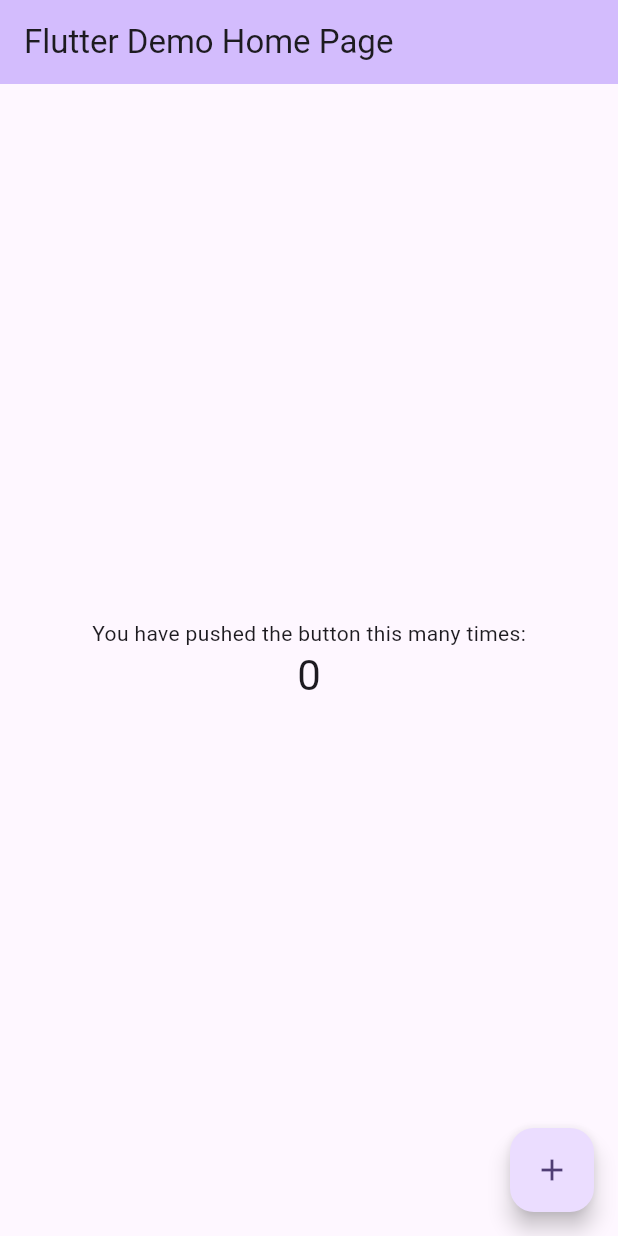
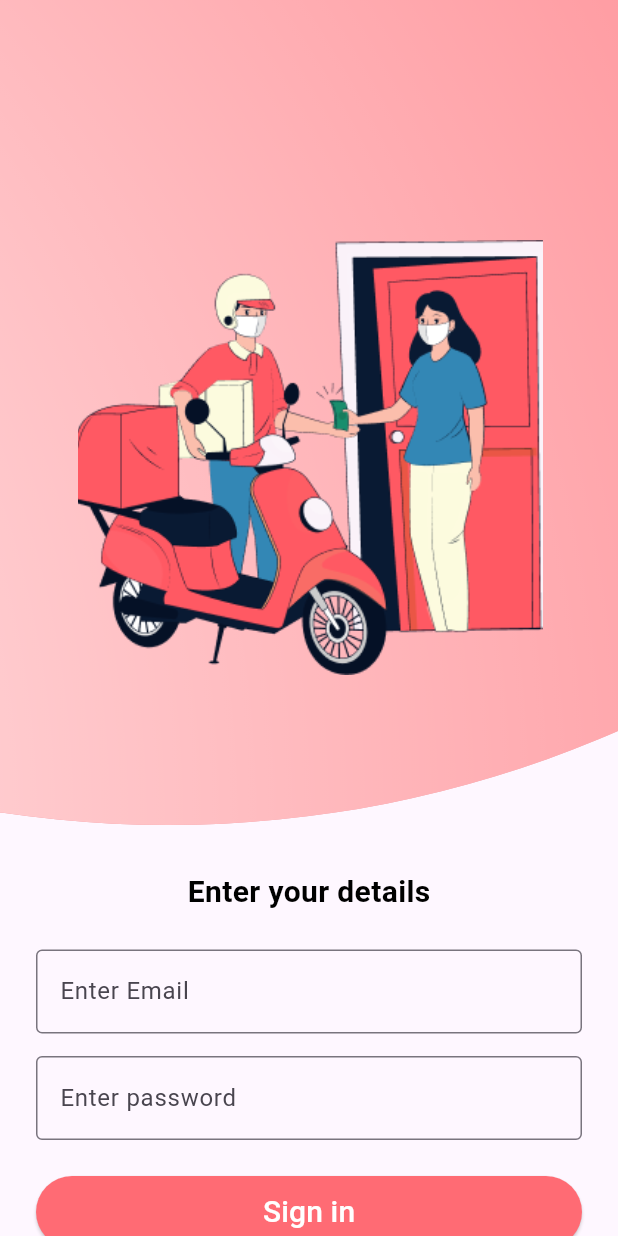
Before and after one commit to hamzanaxeed/Zestup-Rider, a Flutter app: the screen it shows after launch, on a phone screen of 412 x 824 dp. Run offline on Flutter 3.47's test engine with Material 3 defaults, Android fonts, the phone set to English and light mode, and no system bars.

Commit message:
login screen done

```diff
--- /dev/null
+++ b/lib/helpers/Colors.dart
@@ -0,0 +1,5 @@
+import 'package:flutter/material.dart';
+
+class Appcolors{
+  static const Color primaryColor = Color(0x00FF6B74);
+}
--- a/lib/main.dart
+++ b/lib/main.dart
@@ -1,4 +1,5 @@
 import 'package:flutter/material.dart';
+import 'views/login_Screen.dart';
 
 void main() {
   runApp(const MyApp());
@@ -11,112 +12,9 @@ class MyApp extends StatelessWidget {
   @override
   Widget build(BuildContext context) {
     return MaterialApp(
-      title: 'Flutter Demo',
-      theme: ThemeData(
-        // This is the theme of your application.
-        //
-        // TRY THIS: Try running your application with "flutter run". You'll see
-        // the application has a purple toolbar. Then, without quitting the app,
-        // try changing the seedColor in the colorScheme below to Colors.green
-        // and then invoke "hot reload" (save your changes or press the "hot
-        // reload" button in a Flutter-supported IDE, or press "r" if you used
-        // the command line to start the app).
-        //
-        // Notice that the counter didn't reset back to zero; the application
-        // state is not lost during the reload. To reset the state, use hot
-        // restart instead.
-        //
-        // This works for code too, not just values: Most code changes can be
-        // tested with just a hot reload.
-        colorScheme: ColorScheme.fromSeed(seedColor: Colors.deepPurple),
-      ),
-      home: const MyHomePage(title: 'Flutter Demo Home Page'),
+      debugShowCheckedModeBanner: false,
+
+      home: const LoginScreen(),
     );
   }
 }
-
-class MyHomePage extends StatefulWidget {
-  const MyHomePage({super.key, required this.title});
-
-  // This widget is the home page of your application. It is stateful, meaning
-  // that it has a State object (defined below) that contains fields that affect
-  // how it looks.
-
-  // This class is the configuration for the state. It holds the values (in this
-  // case the title) provided by the parent (in this case the App widget) and
-  // used by the build method of the State. Fields in a Widget subclass are
-  // always marked "final".
-
-  final String title;
-
-  @override
-  State<MyHomePage> createState() => _MyHomePageState();
-}
-
-class _MyHomePageState extends State<MyHomePage> {
-  int _counter = 0;
-
-  void _incrementCounter() {
-    setState(() {
-      // This call to setState tells the Flutter framework that something has
-      // changed in this State, which causes it to rerun the build method below
-      // so that the display can reflect the updated values. If we changed
-      // _counter without calling setState(), then the build method would not be
-      // called again, and so nothing would appear to happen.
-      _counter++;
-    });
-  }
-
-  @override
-  Widget build(BuildContext context) {
-    // This method is rerun every time setState is called, for instance as done
-    // by the _incrementCounter method above.
-    //
-    // The Flutter framework has been optimized to make rerunning build methods
-    // fast, so that you can just rebuild anything that needs updating rather
-    // than having to individually change instances of widgets.
-    return Scaffold(
-      appBar: AppBar(
-        // TRY THIS: Try changing the color here to a specific color (to
-        // Colors.amber, perhaps?) and trigger a hot reload to see the AppBar
-        // change color while the other colors stay the same.
-        backgroundColor: Theme.of(context).colorScheme.inversePrimary,
-        // Here we take the value from the MyHomePage object that was created by
-        // the App.build method, and use it to set our appbar title.
-        title: Text(widget.title),
-      ),
-      body: Center(
-        // Center is a layout widget. It takes a single child and positions it
-        // in the middle of the parent.
-        child: Column(
-          // Column is also a layout widget. It takes a list of children and
-          // arranges them vertically. By default, it sizes itself to fit its
-          // children horizontally, and tries to be as tall as its parent.
-          //
-          // Column has various properties to control how it sizes itself and
-          // how it positions its children. Here we use mainAxisAlignment to
-          // center the children vertically; the main axis here is the vertical
-          // axis because Columns are vertical (the cross axis would be
-          // horizontal).
-          //
-          // TRY THIS: Invoke "debug painting" (choose the "Toggle Debug Paint"
-          // action in the IDE, or press "p" in the console), to see the
-          // wireframe for each widget.
-          mainAxisAlignment: MainAxisAlignment.center,
-          children: <Widget>[
-            const Text('You have pushed the button this many times:'),
-            Text(
-              '$_counter',
-              style: Theme.of(context).textTheme.headlineMedium,
-            ),
-          ],
-        ),
-      ),
-      floatingActionButton: FloatingActionButton(
-        onPressed: _incrementCounter,
-        tooltip: 'Increment',
-        child: const Icon(Icons.add),
-      ), // This trailing comma makes auto-formatting nicer for build methods.
-    );
-  }
-}
--- /dev/null
+++ b/lib/views/login_Screen.dart
@@ -0,0 +1,211 @@
+import 'package:flutter/material.dart';
+import '../helpers/Colors.dart';
+class LoginScreen extends StatelessWidget {
+  const LoginScreen({super.key});
+
+  @override
+  Widget build(BuildContext context) {
+    return Scaffold(
+      body: Stack(
+        children: [
+          // Large oval, strong gradient, image centered on visible part
+          Positioned(
+            top: -950,
+            right: -450,
+            child: ClipOval(
+              child: Container(
+                width: 1500,
+                height: 1500,
+                decoration: BoxDecoration(
+                  boxShadow: [
+                    BoxShadow(
+                      color: Colors.black.withOpacity(0.08),
+                      blurRadius: 40,
+                      spreadRadius: 10,
+                      offset: Offset(0, 30),
+                    ),
+                  ],
+                ),
+                child: Stack(
+                  children: [
+                    // Linear gradient background
+                    Container(
+                      decoration: BoxDecoration(
+                        gradient: LinearGradient(
+                          begin: Alignment.topCenter,
+                          end: Alignment.bottomCenter,
+                          colors: [
+                            Appcolors.primaryColor.withOpacity(1),
+                            Appcolors.primaryColor.withOpacity(1),
+                            Appcolors.primaryColor.withOpacity(1),
+                          ],
+                          stops: const [0.0, 0.9, 1.0],
+                        ),
+                      ),
+                    ),
+                    // Radial gradient overlay
+                    Container(
+                      decoration: BoxDecoration(
+                        gradient: RadialGradient(
+                          center: const Alignment(-1.0, 1.0), // bottom-left corner
+                          radius: 1.2,
+                          colors: [
+                            Colors.white.withOpacity(1),
+                            Colors.white.withOpacity(0), // fade out to transparent
+                          ],
+                          stops: const [0.0, 1.0],
+                        ),
+                      ),
+                    ),
+                    // Decorative white circles above the image
+                    Positioned(
+                      top: 320,
+                      right: 650,
+                      child: Container(
+                        width: 48,
+                        height: 48,
+                        decoration: BoxDecoration(
+                          color: Colors.white.withOpacity(0.8),
+                          shape: BoxShape.circle,
+                          boxShadow: [
+                            BoxShadow(
+                              color: Colors.black12,
+                              blurRadius: 12,
+                              spreadRadius: 2,
+                            ),
+                          ],
+                        ),
+                      ),
+                    ),
+                    Positioned(
+                      top: 350,
+                      right: 600,
+                      child: Container(
+                        width: 32,
+                        height: 32,
+                        decoration: BoxDecoration(
+                          color: Colors.white.withOpacity(0.7),
+                          shape: BoxShape.circle,
+                          boxShadow: [
+                            BoxShadow(
+                              color: Colors.black12,
+                              blurRadius: 10,
+                              spreadRadius: 1,
+                            ),
+                          ],
+                        ),
+                      ),
+                    ),
+                    Positioned(
+                      top: 390,
+                      right: 670,
+                      child: Container(
+                        width: 24,
+                        height: 24,
+                        decoration: BoxDecoration(
+                          color: Colors.white.withOpacity(0.6),
+                          shape: BoxShape.circle,
+                          boxShadow: [
+                            BoxShadow(
+                              color: Colors.black12,
+                              blurRadius: 8,
+                              spreadRadius: 1,
+                            ),
+                          ],
+                        ),
+                      ),
+                    ),
+                    Positioned(
+                      top: 370,
+                      right: 720,
+                      child: Container(
+                        width: 36,
+                        height: 36,
+                        decoration: BoxDecoration(
+                          color: Colors.white.withOpacity(0.7),
+                          shape: BoxShape.circle,
+                          boxShadow: [
+                            BoxShadow(
+                              color: Colors.black12,
+                              blurRadius: 10,
+                              spreadRadius: 1,
+                            ),
+                          ],
+                        ),
+                      ),
+                    ),
+                    // Center the image on the visible oval part
+                    Align(
+                      alignment: Alignment.bottomRight,
+                      child: Padding(
+                        // Adjust padding to center image on visible oval part
+                        padding: const EdgeInsets.only(right: 500, bottom: 100),
+                        child: Image.asset(
+                          'assets/images/mainscreen_image.png',
+                          width: 310,
+                          height: 290,
+                          fit: BoxFit.cover,
+                        ),
+                      ),
+                    ),
+                  ],
+                ),
+              ),
+            ),
+          ),
+
+          // Move the fields to the bottom of the oval
+          SingleChildScrollView(
+            child: Column(
+              children: [
+                const SizedBox(height: 580), // Adjust this to match the oval's bottom
+                Padding(
+                  padding: const EdgeInsets.symmetric(horizontal: 24.0),
+                  child: Column(
+                    children: [
+                      Text('Enter your details',
+                        style: TextStyle(
+                          color: Colors.black,
+                          fontSize: 20,
+                          fontWeight: FontWeight.bold,
+                        ),
+                      ),
+                      SizedBox(height: 24,),
+                      TextField(
+                        keyboardType: TextInputType.emailAddress,
+                        decoration: const InputDecoration(
+                          labelText: 'Enter Email',
+                          hintText: 'e.g. user@example.com',
+                          border: OutlineInputBorder(),
+                        ),
+                      ),
+                      const SizedBox(height: 15),
+                      TextField(
+                        keyboardType: TextInputType.text,
+                        decoration: const InputDecoration(
+                          labelText: 'Enter password',
+                          border: OutlineInputBorder(),
+                        ),
+                      ),
+                      SizedBox(height: 24,),
+                      ElevatedButton(
+                        onPressed: () {
+                          // Handle login/signup
+                        },
+                        style: ElevatedButton.styleFrom(
+                          backgroundColor: Appcolors.primaryColor.withOpacity(1),
+                          minimumSize: const Size(double.infinity, 48),
+                        ),
+                        child: const Text('Sign in',style: TextStyle(fontSize: 20,color: Colors.white)),
+                      ),
+                    ],
+                  ),
+                ),
+              ],
+            ),
+          ),
+        ],
+      ),
+    );
+  }
+}
```
Also changed, not shown: pubspec.yaml (+12 -0 lines), assets/images/mainscreen_image.png (added), lib/helpers/Routes.dart (added), pubspec.lock, 1 other file.
